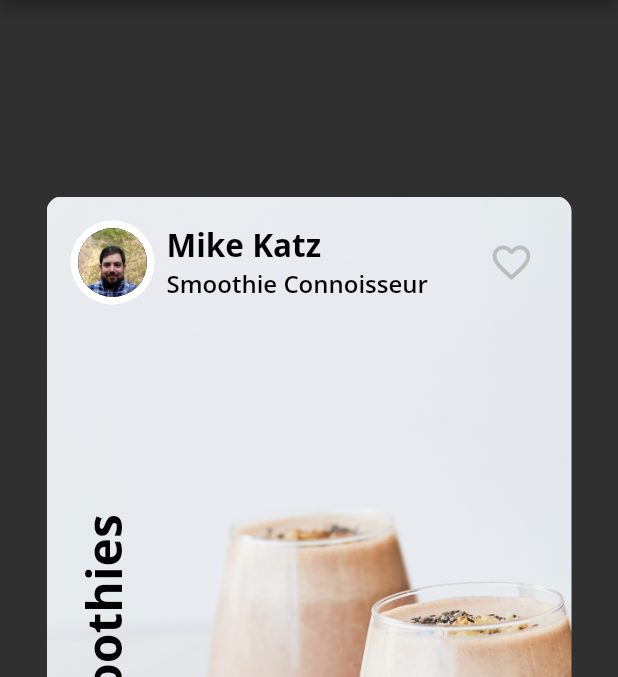
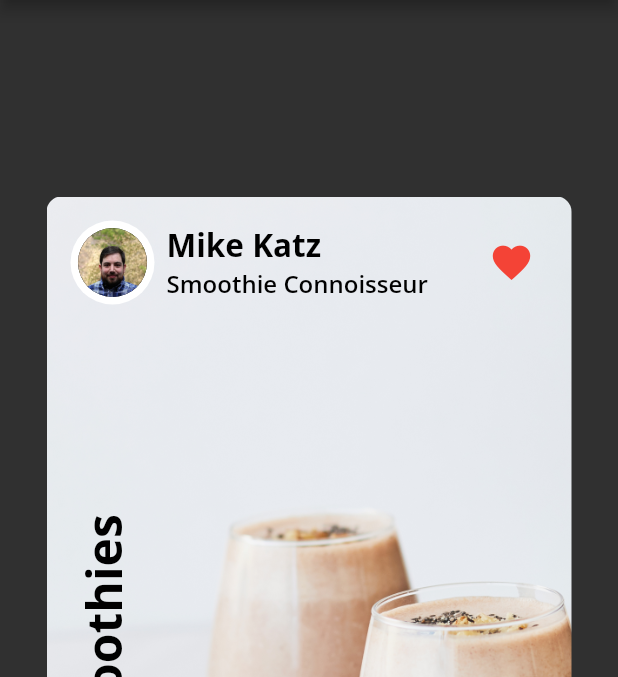
Before and after one commit to EugeneAlexandrov/flutter_project, a Flutter app: the screen it shows after launch, item 2 of the bottom bar chosen, after a tap on the "favorite outline" icon, on a phone screen of 412 x 824 dp, the part 84-761 px from its top. Run offline on Flutter 3.47's test engine with Material 2 defaults, Android fonts, the phone set to English and light mode, and no system bars; our stand-ins replace google_fonts.

Commit message:
add  favorite icon interaction

```diff
--- a/lib/card2.dart
+++ b/lib/card2.dart
@@ -57,7 +57,7 @@ class Card2 extends StatelessWidget {
   }
 }
 
-class AuthorCard extends StatelessWidget {
+class AuthorCard extends StatefulWidget {
   const AuthorCard(
       {Key? key,
       this.authorName = '',
@@ -70,6 +70,12 @@ class AuthorCard extends StatelessWidget {
   final ImageProvider imageProvider;
 
   @override
+  _AuthorCardState createState() => _AuthorCardState();
+}
+
+class _AuthorCardState extends State<AuthorCard> {
+  bool _isFavorite = false;
+  @override
   Widget build(BuildContext context) {
     return Container(
       padding: EdgeInsets.all(16.0),
@@ -79,7 +85,7 @@ class AuthorCard extends StatelessWidget {
           Row(
             children: [
               CircleImage(
-                imageProvider: imageProvider,
+                imageProvider: widget.imageProvider,
                 imageRadius: 28,
               ),
               const SizedBox(width: 8),
@@ -87,11 +93,11 @@ class AuthorCard extends StatelessWidget {
                 crossAxisAlignment: CrossAxisAlignment.start,
                 children: [
                   Text(
-                    authorName,
+                    widget.authorName,
                     style: FooderlichTheme.lightTextTheme.headline2,
                   ),
                   Text(
-                    title,
+                    widget.title,
                     style: FooderlichTheme.lightTextTheme.headline3,
                   ),
                 ],
@@ -99,10 +105,15 @@ class AuthorCard extends StatelessWidget {
             ],
           ),
           IconButton(
-              icon: Icon(Icons.favorite_border_outlined),
+              icon: Icon(_isFavorite
+                  ? Icons.favorite
+                  : Icons.favorite_border_outlined,color:Colors.red,),
               iconSize: 30,
               color: Colors.grey[400],
               onPressed: () {
+                setState(() {
+                  _isFavorite = !_isFavorite;
+                });
                 const snackBar = SnackBar(content: Text('Press Favorite'));
                 ScaffoldMessenger.of(context).showSnackBar(snackBar);
               })
```
